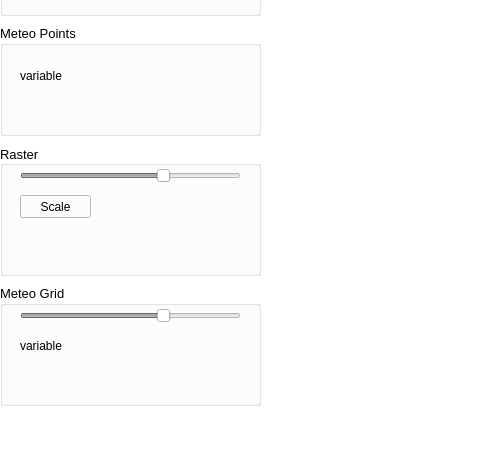
Before: the Qt Designer form bin/CRITERIA3D/mainwindow.ui in gaowudao/CRITERIA3D, drawn with Qt 5; both pictures show x 0 to 480 and y 165 to 622 of the 1280 by 720 pixel window.
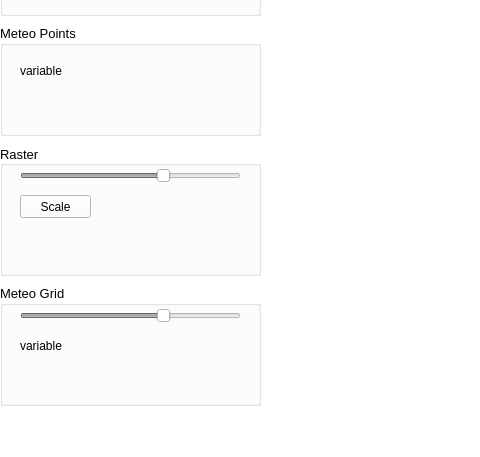
After: the same form once the commit is applied.

Commit message: fix color legend size

```diff
--- a/bin/CRITERIA3D/mainwindow.ui
+++ b/bin/CRITERIA3D/mainwindow.ui
@@ -1010,10 +1010,10 @@
     <widget class="QWidget" name="widgetColorLegendRaster" native="true">
      <property name="geometry">
       <rect>
-       <x>-1</x>
+       <x>1</x>
        <y>80</y>
-       <width>261</width>
-       <height>41</height>
+       <width>258</width>
+       <height>42</height>
       </rect>
      </property>
      <property name="font">
@@ -1915,10 +1915,10 @@
     <widget class="QWidget" name="widgetColorLegendGrid" native="true">
      <property name="geometry">
       <rect>
-       <x>0</x>
+       <x>1</x>
        <y>70</y>
-       <width>261</width>
-       <height>41</height>
+       <width>258</width>
+       <height>42</height>
       </rect>
      </property>
      <property name="font">
@@ -2044,10 +2044,10 @@
     <widget class="QWidget" name="widgetColorLegendPoints" native="true">
      <property name="geometry">
       <rect>
-       <x>0</x>
-       <y>60</y>
-       <width>261</width>
-       <height>41</height>
+       <x>1</x>
+       <y>55</y>
+       <width>258</width>
+       <height>42</height>
       </rect>
      </property>
      <property name="font">
@@ -2063,7 +2063,7 @@
      <property name="geometry">
       <rect>
        <x>20</x>
-       <y>40</y>
+       <y>35</y>
        <width>231</width>
        <height>21</height>
       </rect>
```
Left out of the diff: 2 changed lines with no effect on the pictures. The commit also changes 2 other files.
